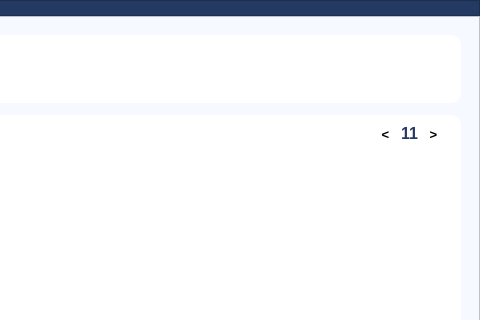
Above: main_gui.ui from Linda-Stadter/daily-tasks before the change; both pictures show x 376 to 856 and y 0 to 320 of the 856 by 593 pixel window. Below: the same form after it.
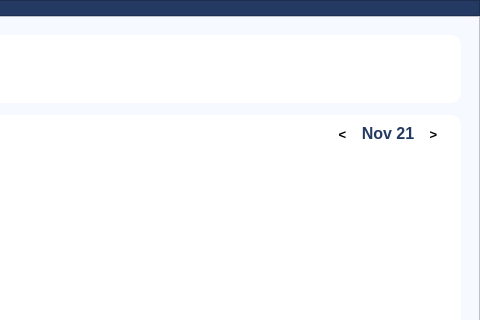
That is the form after the change. Icons and pictures are not drawn.

Commit message: dynamic months in task overview widget

```diff
--- a/main_gui.ui
+++ b/main_gui.ui
@@ -840,14 +840,29 @@
                       <item>
                        <widget class="QLabel" name="month_label">
                         <property name="sizePolicy">
-                         <sizepolicy hsizetype="Fixed" vsizetype="Fixed">
+                         <sizepolicy hsizetype="Minimum" vsizetype="Fixed">
                           <horstretch>0</horstretch>
                           <verstretch>0</verstretch>
                          </sizepolicy>
                         </property>
+                        <property name="minimumSize">
+                         <size>
+                          <width>60</width>
+                          <height>0</height>
+                         </size>
+                        </property>
                         <property name="palette">
                          <palette>
                           <active>
+                           <colorrole role="WindowText">
+                            <brush brushstyle="SolidPattern">
+                             <color alpha="255">
+                              <red>37</red>
+                              <green>58</green>
+                              <blue>98</blue>
+                             </color>
+                            </brush>
+                           </colorrole>
                            <colorrole role="Button">
                             <brush brushstyle="SolidPattern">
                              <color alpha="255">
@@ -877,6 +892,15 @@
                            </colorrole>
                           </active>
                           <inactive>
+                           <colorrole role="WindowText">
+                            <brush brushstyle="SolidPattern">
+                             <color alpha="255">
+                              <red>37</red>
+                              <green>58</green>
+                              <blue>98</blue>
+                             </color>
+                            </brush>
+                           </colorrole>
                            <colorrole role="Button">
                             <brush brushstyle="SolidPattern">
                              <color alpha="255">
@@ -906,6 +930,15 @@
                            </colorrole>
                           </inactive>
                           <disabled>
+                           <colorrole role="WindowText">
+                            <brush brushstyle="SolidPattern">
+                             <color alpha="255">
+                              <red>120</red>
+                              <green>120</green>
+                              <blue>120</blue>
+                             </color>
+                            </brush>
+                           </colorrole>
                            <colorrole role="Button">
                             <brush brushstyle="SolidPattern">
                              <color alpha="255">
@@ -945,11 +978,14 @@
                          </font>
                         </property>
                         <property name="text">
-                         <string>&lt;html&gt;&lt;head/&gt;&lt;body&gt;&lt;p&gt;&lt;span style=&quot; color:#253a62;&quot;&gt;11&lt;/span&gt;&lt;/p&gt;&lt;/body&gt;&lt;/html&gt;</string>
+                         <string>&lt;html&gt;&lt;head/&gt;&lt;body&gt;&lt;p&gt;&lt;span style=&quot; color:#253a62;&quot;&gt;Nov 21&lt;/span&gt;&lt;/p&gt;&lt;/body&gt;&lt;/html&gt;</string>
                         </property>
                         <property name="scaledContents">
                          <bool>false</bool>
                         </property>
+                        <property name="alignment">
+                         <set>Qt::AlignCenter</set>
+                        </property>
                         <property name="margin">
                          <number>5</number>
                         </property>
```
The commit also changes 2 other files.
